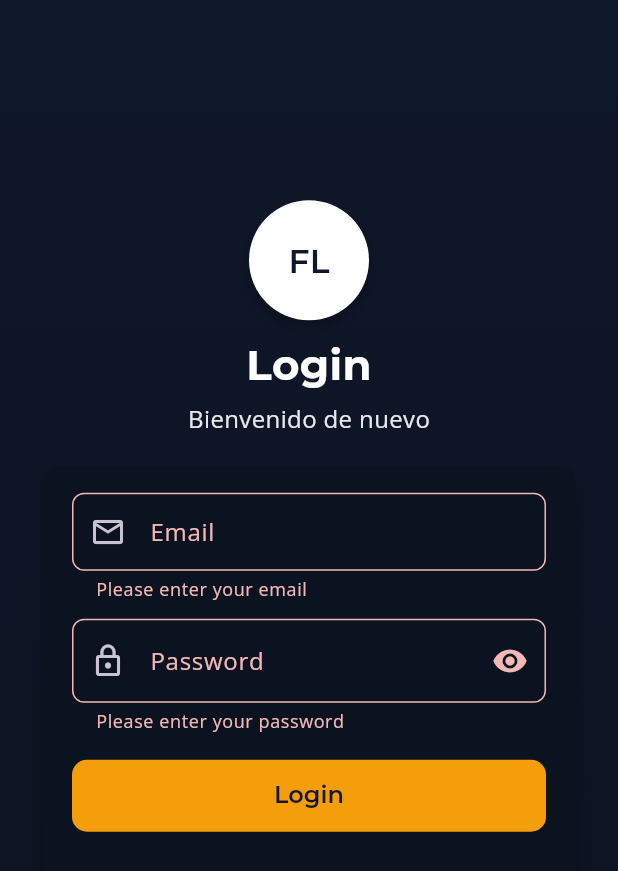
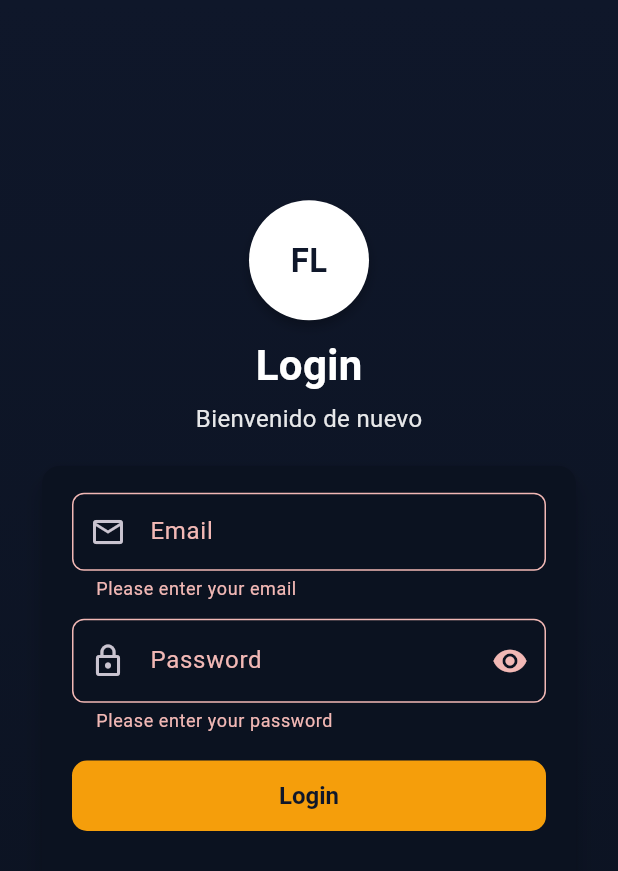
Before and after one commit to DarioDagostino/Fit-Legacy-Fitness-Tracking-App, a Flutter app: the screen it shows after launch, after a tap on "Login", on a phone screen of 412 x 824 dp. Shown: the top 871 px of the screen. Run offline on Flutter 3.47's test engine with Material 3 defaults, Android fonts, the phone set to English and light mode, and no system bars; our stand-ins replace firebase_auth, firebase_core, flutter_riverpod, freezed_annotation, shared_preferences; accounts and stored records are empty; generated files the repository leaves out were written again; statements that could not run were skipped.

Commit message:
Optimize app size and performance
Co-authored-by: darii1818 <darii1818@gmail.com>

```diff
--- a/lib/core/constants/app_text_styles.dart
+++ b/lib/core/constants/app_text_styles.dart
@@ -1,35 +1,44 @@
 import 'package:flutter/material.dart';
-import 'package:google_fonts/google_fonts.dart';
 import '../constants/app_colors.dart';
 
 class AppTextStyles {
-  static final TextStyle headline1 = GoogleFonts.montserrat(
+  // Usar tipografías del sistema para evitar descargas en tiempo de ejecución
+  static final TextStyle headline1 = TextStyle(
     fontSize: 28,
     fontWeight: FontWeight.w700,
     color: AppColors.textPrimary,
   );
 
-  static final TextStyle headline2 = GoogleFonts.montserrat(
+  static final TextStyle headline2 = TextStyle(
     fontSize: 22,
     fontWeight: FontWeight.w600,
     color: AppColors.textPrimary,
   );
 
-  static final TextStyle body1 = GoogleFonts.openSans(
+  static final TextStyle titleMedium = TextStyle(
+    fontSize: 18,
+    fontWeight: FontWeight.w600,
+    color: AppColors.textPrimary,
+  );
+
+  static final TextStyle body1 = TextStyle(
     fontSize: 16,
     fontWeight: FontWeight.w400,
     color: AppColors.textSecondary,
   );
 
-  static final TextStyle button = GoogleFonts.montserrat(
+  static final TextStyle bodySmall = TextStyle(
+    fontSize: 12,
+    fontWeight: FontWeight.w400,
+    color: AppColors.textSecondary,
+  );
+
+  static final TextStyle button = TextStyle(
     fontSize: 16,
     fontWeight: FontWeight.w600,
     color: AppColors.primary,
   );
 
-  static final TextStyle caption = GoogleFonts.openSans(
-    fontSize: 12,
-    fontWeight: FontWeight.w400,
-    color: AppColors.textSecondary,
-  );
+  // Alias para compatibilidad con usos existentes
+  static final TextStyle caption = bodySmall;
 }
--- a/lib/main.dart
+++ b/lib/main.dart
@@ -15,16 +15,7 @@ import 'core/constants/app_strings.dart';
 
 void main() async {
   WidgetsFlutterBinding.ensureInitialized();
-  // Run flutterfire configure to generate firebase_options.dart with your project settings
-  // If flutterfire hasn't been run yet the placeholder returns null.
-  // In that case initialize without options and the app can still run (useful for local dev until config is added).
-  if (DefaultFirebaseOptions.currentPlatform == null) {
-    await Firebase.initializeApp();
-  } else {
-    await Firebase.initializeApp(
-      options: DefaultFirebaseOptions.currentPlatform,
-    );
-  }
+  // Inicializa la app y deja que SplashScreen gestione Firebase para mejorar TTI.
   runApp(const ProviderScope(child: MyApp()));
 }
 
--- a/lib/screens/splash_screen.dart
+++ b/lib/screens/splash_screen.dart
@@ -2,6 +2,8 @@ import 'dart:async';
 
 import 'package:flutter/material.dart';
 import 'package:firebase_auth/firebase_auth.dart';
+import 'package:firebase_core/firebase_core.dart';
+import '../firebase_options.dart';
 
 class SplashScreen extends StatefulWidget {
   const SplashScreen({super.key});
@@ -17,18 +19,8 @@ class _SplashScreenState extends State<SplashScreen> {
   void initState() {
     super.initState();
 
-    // wait 2 seconds then check auth state once and navigate accordingly
-    Future.delayed(const Duration(seconds: 2), () async {
-      if (!mounted) return;
-      final user = FirebaseAuth.instance.currentUser;
-      if (user != null) {
-        if (!mounted) return;
-        Navigator.of(context).pushReplacementNamed('/camino');
-      } else {
-        if (!mounted) return;
-        Navigator.of(context).pushReplacementNamed('/login');
-      }
-    });
+    // Inicializar Firebase en segundo plano mientras mostramos splash
+    _initializeAndNavigate();
   }
 
   @override
@@ -81,4 +73,30 @@ class _SplashScreenState extends State<SplashScreen> {
       ),
     );
   }
+
+  Future<void> _initializeAndNavigate() async {
+    try {
+      // Intentar inicializar Firebase de forma perezosa
+      if (Firebase.apps.isEmpty) {
+        if (DefaultFirebaseOptions.currentPlatform == null) {
+          await Firebase.initializeApp();
+        } else {
+          await Firebase.initializeApp(
+            options: DefaultFirebaseOptions.currentPlatform,
+          );
+        }
+      }
+
+      // Pequeño retardo para mostrar el splash y permitir primer frame estable
+      await Future.delayed(const Duration(milliseconds: 600));
+
+      if (!mounted) return;
+      final user = FirebaseAuth.instance.currentUser;
+      Navigator.of(context).pushReplacementNamed(user != null ? '/camino' : '/login');
+    } catch (e) {
+      if (!mounted) return;
+      // En caso de fallo, continuar a login para no bloquear TTI
+      Navigator.of(context).pushReplacementNamed('/login');
+    }
+  }
 }
--- a/lib/screens/step_tracking_screen.dart
+++ b/lib/screens/step_tracking_screen.dart
@@ -234,7 +234,7 @@ class _StepTrackingScreenState extends ConsumerState<StepTrackingScreen>
           children: [
             Text(
               'Historial semanal',
-              style: AppTextStyles.titleMedium?.copyWith(
+              style: AppTextStyles.titleMedium.copyWith(
                 fontWeight: FontWeight.bold,
               ),
             ),
@@ -269,7 +269,7 @@ class _StepTrackingScreenState extends ConsumerState<StepTrackingScreen>
                     children: [
                       Text(
                         '${(dayProgress * 100).toStringAsFixed(0)}%',
-                        style: AppTextStyles.bodySmall?.copyWith(
+                        style: AppTextStyles.bodySmall.copyWith(
                           fontWeight: FontWeight.bold,
                         ),
                       ),
--- a/lib/widgets/auth_logo.dart
+++ b/lib/widgets/auth_logo.dart
@@ -1,6 +1,6 @@
 import 'package:flutter/material.dart';
 import 'package:flutter/services.dart';
-import 'package:flutter_svg/flutter_svg.dart';
+// flutter_svg eliminado para reducir tamaño del binario
 import '../core/constants/app_text_styles.dart';
 
 class AuthLogo extends StatelessWidget {
@@ -9,22 +9,14 @@ class AuthLogo extends StatelessWidget {
 
   @override
   Widget build(BuildContext context) {
-    // Attempt to load an asset at assets/images/logo.png. If it doesn't exist, render fallback.
-    // Prefer SVG if available, then PNG. Use rootBundle to try loads.
+    // Intentar cargar un asset PNG si existe, si no, usar fallback.
     return FutureBuilder<String?>(
       future: _selectAsset(),
       builder: (context, snap) {
         if (snap.connectionState != ConnectionState.done) return _fallback(size);
         final selected = snap.data;
         if (selected == null) return _fallback(size);
-        if (selected.endsWith('.svg')) {
-          return Container(
-            width: size,
-            height: size,
-            decoration: BoxDecoration(shape: BoxShape.circle, boxShadow: [BoxShadow(color: Colors.black26, blurRadius: 6, offset: Offset(0,4))]),
-            child: ClipOval(child: SvgPicture.asset(selected, fit: BoxFit.cover)),
-          );
-        }
+        // Solo PNG soportado para evitar dependencia de svg
         return Container(
           width: size,
           height: size,
@@ -44,14 +36,9 @@ class AuthLogo extends StatelessWidget {
     );
   }
 
-  // Select available asset: prefer SVG -> PNG, else null.
+  // Seleccionar asset disponible: PNG si existe, si no null.
   static Future<String?> _selectAsset() async {
-    final svg = 'assets/images/logo.svg';
     final png = 'assets/images/logo.png';
-    try {
-      final a = await rootBundle.load(svg);
-      if (a.lengthInBytes > 0) return svg;
-    } catch (_) {}
     try {
       final b = await rootBundle.load(png);
       if (b.lengthInBytes > 0) return png;
--- a/pubspec.yaml
+++ b/pubspec.yaml
@@ -11,10 +11,9 @@ dependencies:
   firebase_core: ^2.10.0
   firebase_auth: ^4.4.0
   flutter_riverpod: ^2.3.6
-  flutter_svg: ^2.0.7
   freezed_annotation: ^2.2.0
   shared_preferences: ^2.1.1
-  google_fonts: ^3.0.1
+
 
 dev_dependencies:
   flutter_test:
@@ -25,5 +24,3 @@ dev_dependencies:
 
 flutter:
   uses-material-design: true
-  assets:
-    - assets/
```
Also changed, not shown: 3 other files.
